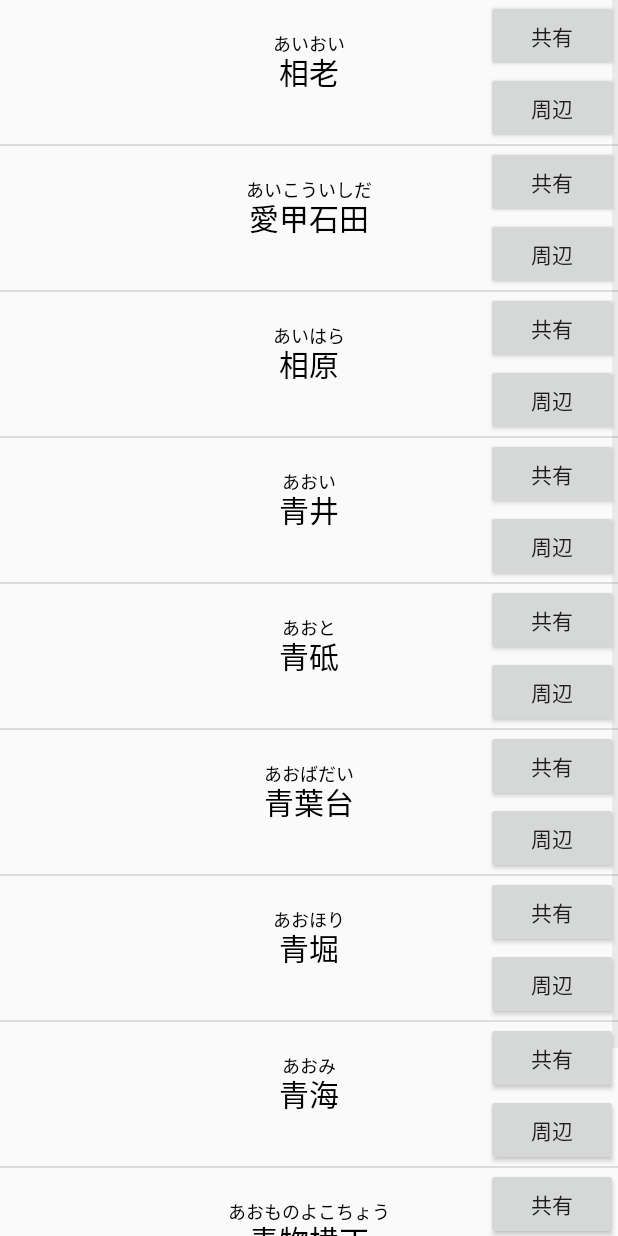
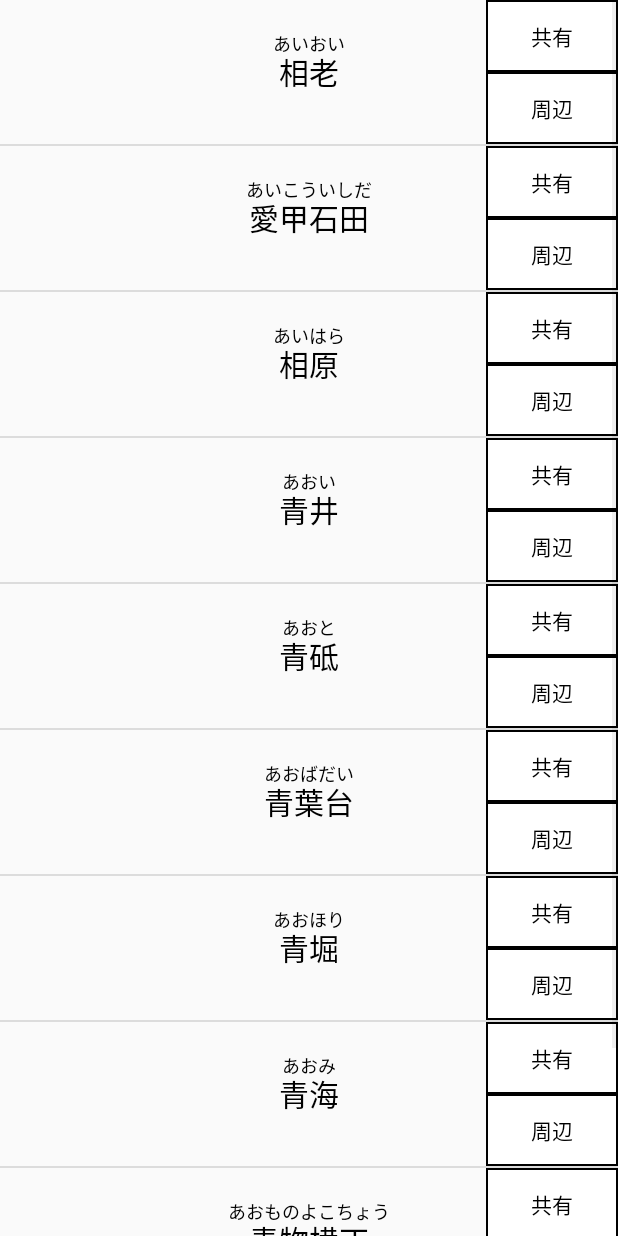
Before and after one commit to Coki628/AutoCompleteTest2, an Android app: the StationListActivity screen opened directly, with no data from a screen before it, on a phone screen of 412 x 824 dp. Run offline under Robolectric (Android 15) with nearby library versions, the phone set to English and light mode, and no system bars; libraries missing offline, so code that uses them is left out: com.google.maps.android; 1 statement that could not run was skipped.

Commit message:
20171124 ・リストビューのボタンを画面下部のバーボタンと共通化

```diff
--- a/app/src/main/res/layout/adapter_list_view.xml
+++ b/app/src/main/res/layout/adapter_list_view.xml
@@ -3,8 +3,9 @@
 <!-- アダプター用のレイアウトはConstraintだとどうもうまく配置が動かなかったのでRelativeにしてる -->
 <RelativeLayout
     xmlns:android="http://schemas.android.com/apk/res/android"
+    xmlns:app="http://schemas.android.com/apk/res-auto"
     android:layout_width="match_parent"
-    android:layout_height="match_parent">
+    android:layout_height="wrap_content">
 
     <TextView
         android:id="@+id/list_view_station"
@@ -26,19 +27,22 @@
         android:textColor="@android:color/black"
         android:textSize="12sp" />
 
-    <Button
-        android:id="@+id/button12"
+    <LinearLayout
         android:layout_width="wrap_content"
         android:layout_height="wrap_content"
-        android:layout_alignParentRight="true"
-        android:text="共有" />
+        android:orientation="vertical"
+        android:layout_alignParentRight="true" >
 
-    <Button
-        android:id="@+id/button13"
-        android:layout_width="wrap_content"
-        android:layout_height="wrap_content"
-        android:layout_alignParentRight="true"
-        android:layout_below="@+id/button12"
-        android:text="周辺" />
+        <Button
+            android:id="@+id/button12"
+            android:text="@string/kyoyu"
+            style="@style/verticalBarButton" />
+
+        <Button
+            android:id="@+id/button13"
+            android:text="@string/shuhen"
+            style="@style/verticalBarButton" />
+
+    </LinearLayout>
 
 </RelativeLayout>
--- a/app/src/main/res/values/strings.xml
+++ b/app/src/main/res/values/strings.xml
@@ -9,5 +9,6 @@
     <string name="route">ルート</string>
     <string name="shuhen_joho">周辺情報</string>
     <string name="genre">ジャンル</string>
+    <string name="shuhen">周辺</string>
 
 </resources>
--- a/app/src/main/res/values/styles.xml
+++ b/app/src/main/res/values/styles.xml
@@ -8,15 +8,23 @@
         <item name="colorAccent">@color/colorAccent</item>
     </style>
 
-    <!-- バーボタン用スタイル -->
-    <style name="myBarButton" >
-
-        <item name="android:layout_width">0dp</item>
-        <item name="android:layout_height">wrap_content</item>
+    <!-- バーボタン共通スタイル -->
+    <style name="barButton">
         <item name="android:layout_weight">1</item>
         <item name="android:background">@drawable/border</item>
         <item name="android:textColor">@android:color/black</item>
+    </style>
 
+    <!-- LinearLayoutで横に並べるバーボタン用のスタイル -->
+    <style name="horizontalBarButton" parent="barButton">
+        <item name="android:layout_width">0dp</item>
+        <item name="android:layout_height">wrap_content</item>
+    </style>
+
+    <!-- LinearLayoutで縦に並べるバーボタン用のスタイル -->
+    <style name="verticalBarButton" parent="barButton">
+        <item name="android:layout_width">wrap_content</item>
+        <item name="android:layout_height">0dp</item>
     </style>
 
 </resources>
```
Also changed, not shown: app/src/main/res/layout/footer_activity_maps.xml (+4 -4 lines), app/src/main/res/layout/footer_activity_result.xml (+4 -4 lines), app/src/main/res/layout/footer_activity_route.xml (+4 -4 lines).
